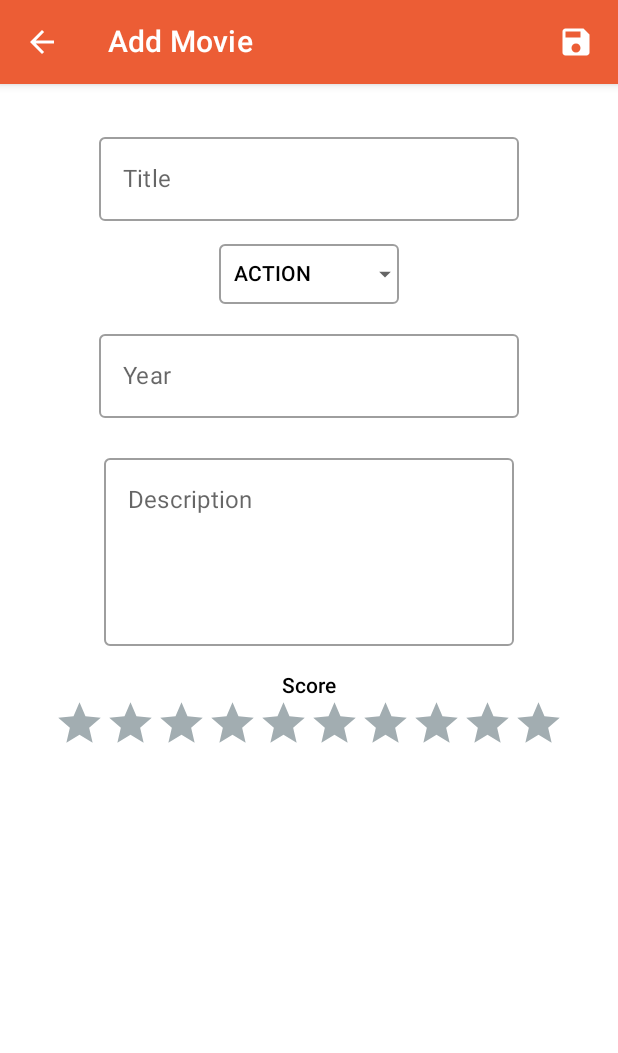
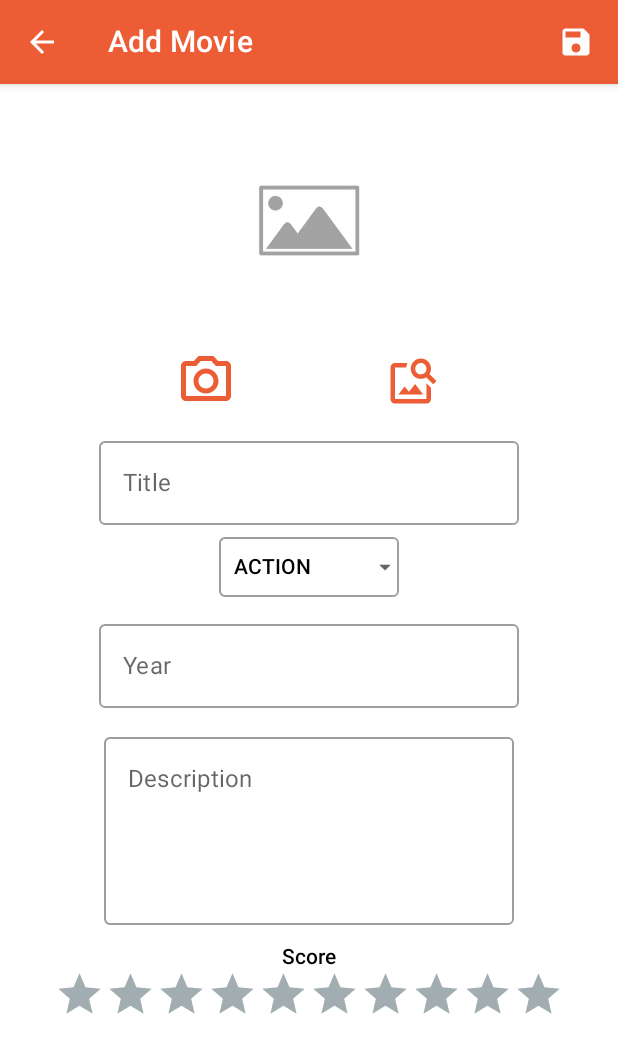
Before and after one commit to polware/AS-Compose-MVVM-MyMovies, an Android app built with Jetpack Compose: the screen it shows after launch (MainActivity), after a tap on "Add Button", on a phone screen of 412 x 824 dp. Shown: the top 1053 px of the screen. Run offline under Robolectric (Android 15) with nearby library versions, the phone set to English and light mode, and no system bars; our stand-ins replace Dagger/Hilt's generated code, Room's generated code, accompanist; libraries missing offline, so code that uses them is left out: com.google.accompanist.navigation; 1 other tap on this screen came first.

Commit message:
Code updated.

```diff
--- a/app/build.gradle
+++ b/app/build.gradle
@@ -83,5 +83,7 @@ dependencies {
     implementation "io.coil-kt:coil-compose:2.1.0"
     // Material icons extended
     implementation 'androidx.compose.material:material-icons-extended:1.4.3'
+    // Coil
+    implementation "io.coil-kt:coil-compose:2.2.2"
 
 }
--- /dev/null
+++ b/app/src/main/java/com/polware/mymoviescompose/components/ComposeFileProvider.kt
@@ -0,0 +1,157 @@
+package com.polware.mymoviescompose.components
+
+import android.content.Context
+import android.content.Intent
+import android.net.Uri
+import android.util.Log
+import androidx.activity.compose.rememberLauncherForActivityResult
+import androidx.activity.result.contract.ActivityResultContracts
+import androidx.compose.foundation.layout.Arrangement
+import androidx.compose.foundation.layout.Column
+import androidx.compose.foundation.layout.Row
+import androidx.compose.foundation.layout.Spacer
+import androidx.compose.foundation.layout.fillMaxWidth
+import androidx.compose.foundation.layout.height
+import androidx.compose.foundation.layout.padding
+import androidx.compose.foundation.layout.size
+import androidx.compose.foundation.layout.width
+import androidx.compose.material.Icon
+import androidx.compose.material.IconButton
+import androidx.compose.material.icons.Icons
+import androidx.compose.material.icons.outlined.ImageSearch
+import androidx.compose.material.icons.outlined.PhotoCamera
+import androidx.compose.runtime.Composable
+import androidx.compose.runtime.getValue
+import androidx.compose.runtime.mutableStateOf
+import androidx.compose.runtime.remember
+import androidx.compose.runtime.setValue
+import androidx.compose.ui.Alignment
+import androidx.compose.ui.Modifier
+import androidx.compose.ui.platform.LocalContext
+import androidx.compose.ui.unit.dp
+import androidx.core.content.FileProvider
+import coil.compose.AsyncImage
+import com.polware.mymoviescompose.R
+import com.polware.mymoviescompose.ui.theme.Orange
+import java.io.File
+
+class ComposeFileProvider: FileProvider(R.xml.filepaths) {
+
+    companion object {
+        fun getImageUri(context: Context): Uri {
+            val directory = File(context.cacheDir, "images")
+            directory.mkdirs()
+            val file = File.createTempFile(
+                "movie_img_",
+                ".jpg",
+                directory,
+            )
+            val authority = context.packageName + ".fileprovider"
+            return getUriForFile(
+                context,
+                authority,
+                file,
+            )
+        }
+    }
+
+}
+
+@Composable
+fun ImageLoader(
+    image: String,
+    imagePath: (Uri?) -> Unit
+) {
+    val context = LocalContext.current
+
+    var hasPhoto by remember {
+        mutableStateOf(false)
+    }
+    var imageUri by remember {
+        mutableStateOf<Uri?>(null)
+    }
+
+    val selectImageLauncher = rememberLauncherForActivityResult(
+        contract = ActivityResultContracts.OpenDocument(),
+        onResult = {
+            uri ->
+            val flags = Intent.FLAG_GRANT_READ_URI_PERMISSION  // or Intent.FLAG_GRANT_WRITE_URI_PERMISSION
+            val resolver = context.contentResolver
+            resolver.takePersistableUriPermission(uri!!, flags)
+            hasPhoto = uri != null
+            imageUri = uri
+            imagePath(uri)
+            Log.d("ImageLauncher", "Selected Image: $imageUri")
+        }
+    )
+
+    val cameraLauncher = rememberLauncherForActivityResult(
+        contract = ActivityResultContracts.TakePicture(),
+        onResult = {
+                success ->
+            hasPhoto = success
+            imagePath(imageUri)
+        }
+    )
+
+    Column(
+        modifier = Modifier
+            .width(280.dp),
+        horizontalAlignment = Alignment.CenterHorizontally
+    ) {
+        if (hasPhoto && imageUri != null) {
+            AsyncImage(
+                model = Uri.parse(image),
+                modifier = Modifier
+                        .size(200.dp)
+                        .padding(2.dp),
+                contentDescription = "Movie image",
+            )
+        }
+        else {
+            AsyncImage(
+                model = if (image.isEmpty()) R.drawable.empty_image else Uri.parse(image),
+                contentDescription = "Movie Image",
+                modifier = Modifier
+                    .size(150.dp)
+                    .padding(2.dp)
+            )
+        }
+        Spacer(modifier = Modifier.height(6.dp))
+        Row(
+            Modifier
+                .padding(all = 2.dp)
+                .fillMaxWidth(),
+            horizontalArrangement = Arrangement.SpaceAround
+        ) {
+            IconButton(
+                onClick = {
+                    hasPhoto = false
+                    imageUri = null
+                    val uri = ComposeFileProvider.getImageUri(context)
+                    imageUri = uri
+                    cameraLauncher.launch(uri)
+                }
+            ) {
+                Icon(
+                    modifier = Modifier.size(size = 40.dp),
+                    imageVector = Icons.Outlined.PhotoCamera,
+                    contentDescription = "Camera Icon",
+                    tint = Orange
+                )
+            }
+            IconButton(
+                onClick = {
+                    selectImageLauncher.launch(arrayOf("image/*"))
+                }
+            ) {
+                Icon(
+                    modifier = Modifier.size(size = 36.dp),
+                    imageVector = Icons.Outlined.ImageSearch,
+                    contentDescription = "Search Image",
+                    tint = Orange
+                )
+            }
+        }
+    }
+}
--- a/app/src/main/java/com/polware/mymoviescompose/components/MovieAppBar.kt
+++ b/app/src/main/java/com/polware/mymoviescompose/components/MovieAppBar.kt
@@ -198,6 +198,7 @@ fun PreviewExistingMovieAppBar() {
         navigateToMainListScreen = {},
         selectedMovie = MovieModel(
             id = 0,
+            image = "",
             title = "Predator",
             genre = Genre.ACTION,
             year = "1989",
--- a/app/src/main/java/com/polware/mymoviescompose/components/MovieDetails.kt
+++ b/app/src/main/java/com/polware/mymoviescompose/components/MovieDetails.kt
@@ -1,5 +1,6 @@
 package com.polware.mymoviescompose.components
 
+import android.util.Log
 import androidx.compose.foundation.background
 import androidx.compose.foundation.layout.Column
 import androidx.compose.foundation.layout.Spacer
@@ -22,11 +23,13 @@ import androidx.compose.ui.text.font.FontWeight
 import androidx.compose.ui.text.input.KeyboardType
 import androidx.compose.ui.unit.dp
 import com.polware.mymoviescompose.data.model.Genre
-import com.polware.mymoviescompose.ui.theme.LARGE_PADDING
+import com.polware.mymoviescompose.ui.theme.MEDIUM_PADDING
 
 @OptIn(ExperimentalComposeUiApi::class)
 @Composable
 fun MovieDetails(
+    image: String,
+    onImageChange: (String) -> Unit,
     title: String,
     onTitleChange: (String) -> Unit,
     description: String,
@@ -41,14 +44,20 @@ fun MovieDetails(
     val pattern = remember { Regex("^\\d+\$") }
     val keyboardController = LocalSoftwareKeyboardController.current
 
+    Log.d("MovieImage", "ImageDB: $image")
     Column(
         modifier = Modifier
             .fillMaxSize()
             .background(MaterialTheme.colors.background)
-            .padding(all = LARGE_PADDING),
+            .padding(all = MEDIUM_PADDING),
         horizontalAlignment = Alignment.CenterHorizontally
     ) {
-        Spacer(modifier = Modifier.height(15.dp))
+        Spacer(modifier = Modifier.height(8.dp))
+        ImageLoader(image = image) {
+            uri ->
+            onImageChange(uri.toString())
+        }
+        Spacer(modifier = Modifier.height(6.dp))
         OutlinedTextField(
             modifier = Modifier.width(280.dp),
             value = title,
@@ -58,16 +67,17 @@ fun MovieDetails(
             singleLine = true,
             keyboardOptions = KeyboardOptions(keyboardType = KeyboardType.Text)
         )
-        Spacer(modifier = Modifier.height(15.dp))
+        Spacer(modifier = Modifier.height(8.dp))
         GenreDropDown(
             genre = genre,
             onGenreSelected = onGenreSelected
         )
-        Spacer(modifier = Modifier.height(12.dp))
+        Spacer(modifier = Modifier.height(10.dp))
         OutlinedTextField(
             modifier = Modifier.width(280.dp),
             value = year,
-            onValueChange = { newYear ->
+            onValueChange = {
+                    newYear ->
                 if (newYear.isEmpty() || newYear.matches(pattern)) {
                     onYearChange(newYear)
                 }
@@ -77,7 +87,7 @@ fun MovieDetails(
             singleLine = true,
             keyboardOptions = KeyboardOptions(keyboardType = KeyboardType.Number)
         )
-        Spacer(modifier = Modifier.height(15.dp))
+        Spacer(modifier = Modifier.height(8.dp))
         OutlinedTextField(
             modifier = Modifier
                 .width(280.dp)
@@ -93,13 +103,14 @@ fun MovieDetails(
                 keyboardController?.hide()
             }
         )
-        Spacer(modifier = Modifier.height(15.dp))
+        Spacer(modifier = Modifier.height(10.dp))
         Text(
             text = "Score",
             fontWeight = FontWeight.SemiBold
         )
         // Rating bar
-        MovieRatingBar(score = score) { newScore ->
+        MovieRatingBar(score = score) {
+            newScore ->
             onScoreChange(newScore)
         }
     }
--- a/app/src/main/java/com/polware/mymoviescompose/data/model/MovieModel.kt
+++ b/app/src/main/java/com/polware/mymoviescompose/data/model/MovieModel.kt
@@ -8,6 +8,7 @@ import com.polware.mymoviescompose.util.Constants.DATABASE_TABLE
 data class MovieModel(
     @PrimaryKey(autoGenerate = true)
     val id: Int = 0,
+    val image: String,
     val title: String,
     val genre: Genre,
     val year: String,
--- a/app/src/main/java/com/polware/mymoviescompose/navigation/AppNavigation.kt
+++ b/app/src/main/java/com/polware/mymoviescompose/navigation/AppNavigation.kt
@@ -69,14 +69,16 @@ fun AppNavigation(
                     type = NavType.StringType
                 })
         ) {
-            entry -> // Look up "action" in NavBackStackEntry's arguments
-            val actionArg = entry.arguments?.getString(MAIN_ARGUMENT_KEY).toAction()
+            navBackStackEntry ->
+            // Look up "action" in NavBackStackEntry's arguments
+            val actionArgument =     navBackStackEntry.arguments?.getString(MAIN_ARGUMENT_KEY).toAction()
+            // Define default value for user actions
             var myAction by rememberSaveable { mutableStateOf(Action.NO_ACTION) }
 
             // Whenever myAction changes the block of code inside is triggered
             LaunchedEffect(key1 = myAction) {
-                if (actionArg != myAction) {
-                    myAction = actionArg
+                if (actionArgument != myAction) {
+                    myAction = actionArgument
                     changeAction(myAction)
                 }
             }
--- a/app/src/main/java/com/polware/mymoviescompose/ui/MovieViewModel.kt
+++ b/app/src/main/java/com/polware/mymoviescompose/ui/MovieViewModel.kt
@@ -43,6 +43,8 @@ class MovieViewModel @Inject constructor(private val repository: MovieRepository
 
     // States
     var id by mutableStateOf(0)
+        private set
+    var image by mutableStateOf("")
         private set
     var title by mutableStateOf("")
         private set
@@ -107,6 +109,10 @@ class MovieViewModel @Inject constructor(private val repository: MovieRepository
         searchTextState = newText
     }
 
+    fun onImageChange(newImage: String) {
+        image = newImage
+    }
+
     // Events for fields:
     fun onTitleChange(newTitle: String) {
         // limit characters
@@ -138,6 +144,7 @@ class MovieViewModel @Inject constructor(private val repository: MovieRepository
     fun updateMovieFields(selectedMovie: MovieModel?) {
         if (selectedMovie != null) {
             id = selectedMovie.id
+            image = selectedMovie.image
             title = selectedMovie.title
             genre = selectedMovie.genre
             year = selectedMovie.year
@@ -145,6 +152,7 @@ class MovieViewModel @Inject constructor(private val repository: MovieRepository
             score = selectedMovie.score
         } else {
             id = 0
+            image = ""
             title = ""
             description = ""
             genre =Genre.ACTION
@@ -154,7 +162,7 @@ class MovieViewModel @Inject constructor(private val repository: MovieRepository
     }
 
     fun validateFields(): Boolean {
-        return title.isNotEmpty() && year.isNotEmpty() && description.isNotEmpty()
+        return image.isNotEmpty() && title.isNotEmpty() && year.isNotEmpty() && description.isNotEmpty()
     }
 
     fun handleDatabaseActions(action: Action) {
@@ -173,6 +181,7 @@ class MovieViewModel @Inject constructor(private val repository: MovieRepository
     private fun addMovie() {
         viewModelScope.launch(Dispatchers.IO) {
             val newMovie = MovieModel(
+                image = image,
                 title = title,
                 genre = genre,
                 year = year,
@@ -188,6 +197,7 @@ class MovieViewModel @Inject constructor(private val repository: MovieRepository
         viewModelScope.launch(Dispatchers.IO) {
             val modifyMovie = MovieModel(
                 id = id,
+                image = image,
                 title = title,
                 genre = genre,
                 year = year,
@@ -202,6 +212,7 @@ class MovieViewModel @Inject constructor(private val repository: MovieRepository
         viewModelScope.launch(Dispatchers.IO) {
             val movie = MovieModel(
                 id = id,
+                image = image,
                 title = title,
                 description = description,
                 genre = genre,
--- a/app/src/main/java/com/polware/mymoviescompose/ui/screens/MainListScreen.kt
+++ b/app/src/main/java/com/polware/mymoviescompose/ui/screens/MainListScreen.kt
@@ -17,6 +17,7 @@ import androidx.compose.runtime.getValue
 import com.polware.mymoviescompose.R
 import androidx.compose.runtime.rememberCoroutineScope
 import androidx.compose.ui.graphics.Color
+import androidx.compose.ui.platform.LocalContext
 import androidx.compose.ui.res.stringResource
 import com.polware.mymoviescompose.components.MovieListContent
 import com.polware.mymoviescompose.components.AppMainToolbar
@@ -83,7 +84,9 @@ fun NewMovieFab(
     navigateToMovieScreen: (movieId: Int) -> Unit
 ) {
     FloatingActionButton(
-        onClick = { navigateToMovieScreen(-1) },
+        onClick = {
+            navigateToMovieScreen(-1)
+            },
         backgroundColor = MaterialTheme.colors.fabBackgroundColor
     ) {
         Icon(
--- a/app/src/main/java/com/polware/mymoviescompose/ui/screens/MovieScreen.kt
+++ b/app/src/main/java/com/polware/mymoviescompose/ui/screens/MovieScreen.kt
@@ -3,6 +3,7 @@ package com.polware.mymoviescompose.ui.screens
 import android.annotation.SuppressLint
 import android.content.Context
 import android.widget.Toast
+import androidx.activity.compose.BackHandler
 import androidx.compose.material.Scaffold
 import androidx.compose.runtime.Composable
 import androidx.compose.ui.platform.LocalContext
@@ -20,10 +21,15 @@ fun MovieScreen(
     navigateToMainListScreen: (Action) -> Unit
 ) {
     val context = LocalContext.current
+    // Function that handle the event of Back press button (navigate to TaskListScreen with No Action)
+    BackHandler {
+        navigateToMainListScreen(Action.NO_ACTION)
+    }
     Scaffold(
         topBar = {
             MovieAppBar(
-                navigateToMainListScreen = { action ->
+                navigateToMainListScreen = {
+                    action ->
                     if (action == Action.NO_ACTION) {
                         navigateToMainListScreen(action)
                     } else {
@@ -39,6 +45,8 @@ fun MovieScreen(
         }
     ) {
         MovieDetails(
+            image = movieViewModel.image,
+            onImageChange = movieViewModel::onImageChange,
             title = movieViewModel.title,
             onTitleChange = movieViewModel::onTitleChange,
             description = movieViewModel.description,
```
Also changed, not shown: app/src/main/AndroidManifest.xml (+9 -0 lines), app/src/main/java/com/polware/mymoviescompose/components/MovieListContent.kt (+38 -18 lines), app/src/main/res/xml/filepaths.xml (added, +9 -0 lines), app/src/main/res/drawable/empty_image.png (added).
